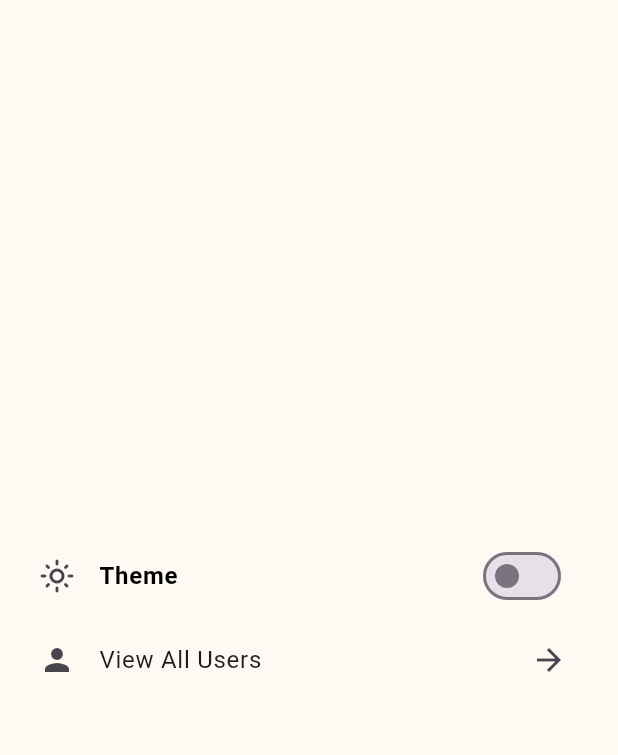
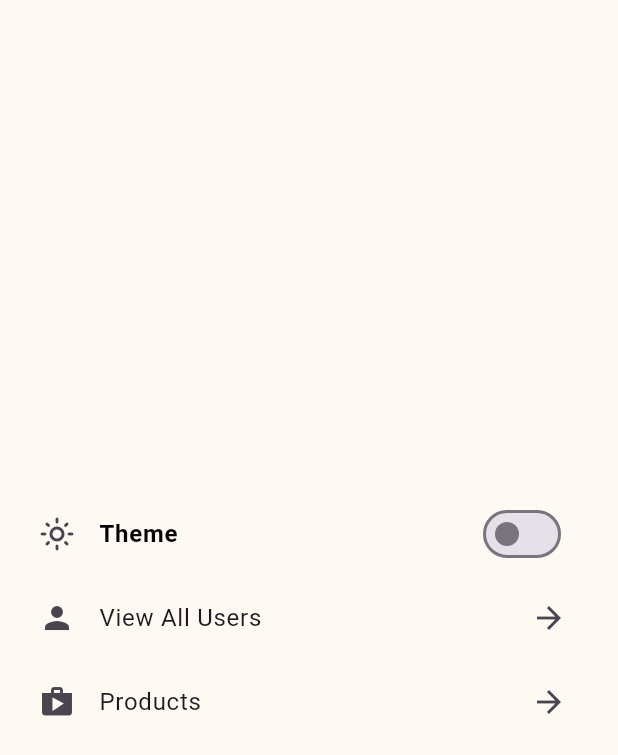
Before and after one commit to arshvinw5/shoes_app, a Flutter app: the SettingsScreen screen opened directly, on a phone screen of 412 x 824 dp. Shown: the top 755 px of the screen. Run offline on Flutter 3.47's test engine with Material 3 defaults, Android fonts, the phone set to English and light mode, and no system bars; our stand-ins replace google_fonts, shared_preferences, shimmer, sqflite; accounts and stored records are empty.

Commit message:
add product screen with floating buttton and show product dialog boxwithout saving function

```diff
--- /dev/null
+++ b/lib/model/products.dart
@@ -0,0 +1,49 @@
+class Products {
+  int? id;
+  String? name;
+  String? description;
+  double? price;
+  String? imageUrl;
+  int? quantity;
+
+  Products(
+      {this.id,
+      this.name,
+      this.description,
+      this.price,
+      this.imageUrl,
+      this.quantity});
+
+  ///from map  Map=>product object
+  static Products fromMap(Map<String, dynamic> query) {
+    Products products = Products();
+    products.id = query['id'];
+    products.name = query['name'];
+    products.description = query['description'];
+    products.price = query['price'];
+    products.imageUrl = query['imageUrl'];
+    products.quantity = query['quantity'];
+    return products;
+  }
+
+  /// to map product object => Map
+  static Map<String, dynamic> toMap(Products products) {
+    return <String, dynamic>{
+      'id': products.id,
+      'name': products.name,
+      'description': products.description,
+      'price': products.price,
+      'imageUrl': products.imageUrl,
+      'quantity': products.quantity
+    };
+  }
+
+  //to add product to list
+  static List<Products> fromList(List<Map<String, dynamic>> query) {
+    List<Products> products = [];
+    for (Map<String, dynamic> mp in query) {
+      products.add(fromMap(mp));
+    }
+    return products;
+  }
+}
--- a/lib/screens/nr_user-screen.dart
+++ b/lib/screens/nr_user-screen.dart
@@ -44,6 +44,7 @@ class _NrUserScreenState extends State<NrUserScreen> {
 
     return Scaffold(
       body: RefreshIndicator(
+        //this method you need to refress the screen to get the user update
         onRefresh: fetchUsers,
         child: Container(
           color: themeState ? const Color(0xFF000000) : const Color(0xfffef9f3),
--- a/lib/screens/settings_screen.dart
+++ b/lib/screens/settings_screen.dart
@@ -1,6 +1,7 @@
 import 'package:flutter/material.dart';
 import 'package:provider/provider.dart';
 import 'package:shoes_app/providers/dark_theme_provider.dart';
+import 'package:shoes_app/screens/products.dart';
 import 'package:shoes_app/screens/test_user_screen.dart';
 
 class SettingsScreen extends StatelessWidget {
@@ -44,6 +45,18 @@ class SettingsScreen extends StatelessWidget {
                   );
                 },
               ),
+              ListTile(
+                leading: const Icon(Icons.shop),
+                title: const Text('Products'),
+                trailing: const Icon(Icons.arrow_forward),
+                onTap: () {
+                  Navigator.push(
+                    context,
+                    MaterialPageRoute(
+                        builder: (context) => const ProductsScreen()),
+                  );
+                },
+              ),
             ],
           ),
         ),
--- a/lib/screens/test_user_screen.dart
+++ b/lib/screens/test_user_screen.dart
@@ -42,6 +42,8 @@ class _TestUserScreenState extends State<TestUserScreen> {
         //If you call fetchUsers() directly inside FutureBuilder, i
         //t will fetch data every time the UI rebuilds (e.g., when you press the favorite button).
         //But by using futureUsers, we fetch data only once when the screen loads.
+
+        //need to update the method
         future: futureUsers,
         builder: (context, snapshot) {
           if (snapshot.connectionState == ConnectionState.waiting) {
--- a/lib/screens/user_screen.dart
+++ b/lib/screens/user_screen.dart
@@ -41,6 +41,8 @@ class _UserScreenState extends State<UserScreen> {
       color: Colors.red,
     );
   }
+
+  //this is going to reload the screen when we press the favorite button
 
   @override
   Widget build(BuildContext context) {
--- a/pubspec.yaml
+++ b/pubspec.yaml
@@ -39,6 +39,9 @@ dependencies:
   google_fonts: ^6.2.1
   http: ^1.3.0
   shimmer: ^3.0.0
+  sqlite3: ^2.7.3
+  path_provider: ^2.1.5
+  sqflite: ^2.4.1
 
 dev_dependencies:
   flutter_test:
```
Also changed, not shown: lib/helper/product_db_helper.dart (added, +84 -0 lines), lib/screens/products.dart (added, +99 -0 lines), pubspec.lock, 1 other file.
